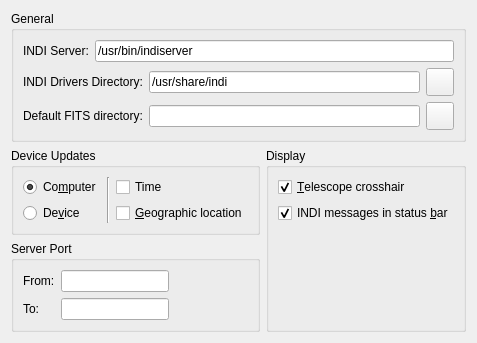
Above: kstars/indi/opsindi.ui from KDE/kstars before the change. Below: the same form after it.
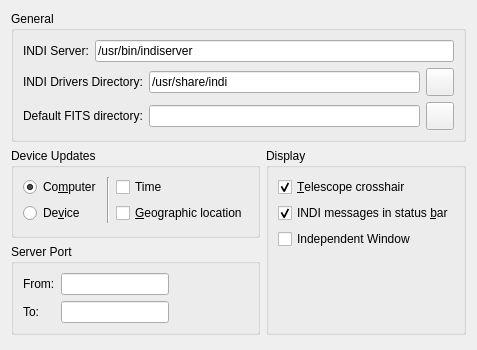
That is the form after the change.

Commit message: 1. Making INDI Control Panel independent as an option 2. Reparent stuff to avoid problems closing them down after KStars is shutdown 3. Add show logs button to advanced options

What changed in the file:
```diff
--- a/kstars/indi/opsindi.ui
+++ b/kstars/indi/opsindi.ui
@@ -7,7 +7,7 @@
     <x>0</x>
     <y>0</y>
     <width>435</width>
-    <height>337</height>
+    <height>350</height>
    </rect>
   </property>
   <layout class="QVBoxLayout" name="verticalLayout_5">
@@ -356,6 +356,13 @@
           </property>
          </widget>
         </item>
+        <item>
+         <widget class="QCheckBox" name="kcfg_independentWindowINDI">
+          <property name="text">
+           <string>Independent Window</string>
+          </property>
+         </widget>
+        </item>
         <item>
          <spacer name="verticalSpacer">
           <property name="orientation">
```
The commit also changes 11 other files.
